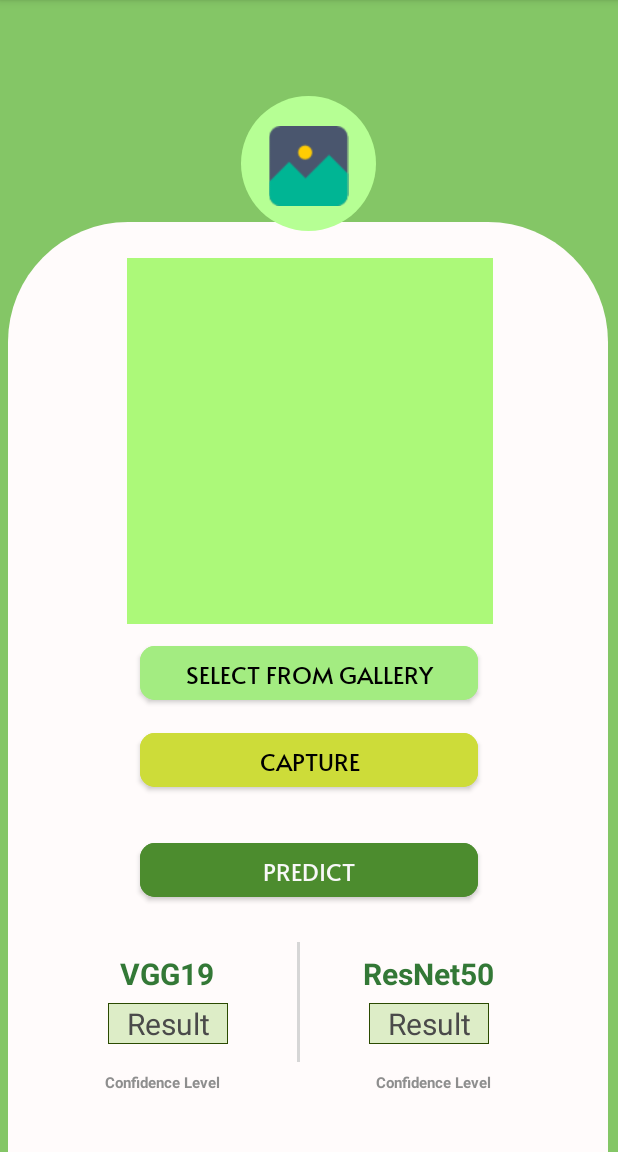
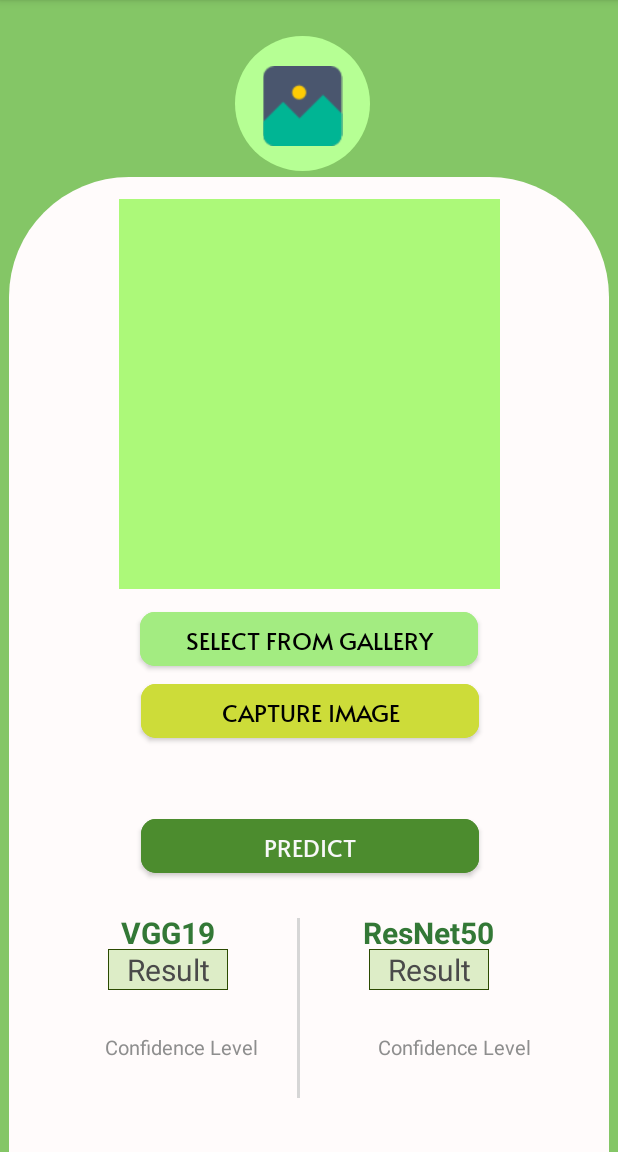
Before and after one commit to kibalias/I-CBB-App, an Android app: the MainActivity screen opened directly, with no data from a screen before it, on a phone screen of 412 x 824 dp, the part 84-1236 px from its top. Run offline under Robolectric (Android 15) with nearby library versions, the phone set to English and light mode, and no system bars; libraries missing offline, so code that uses them is left out: com.chaquo.python, org.checkerframework.common, org.tensorflow.lite.

Commit message:
initial frontend

```diff
--- a/app/src/main/java/com/example/bacterial_blight/MainActivity.java
+++ b/app/src/main/java/com/example/bacterial_blight/MainActivity.java
@@ -27,8 +27,8 @@ import android.widget.Toast;
 import com.chaquo.python.PyObject;
 import com.chaquo.python.Python;
 import com.chaquo.python.android.AndroidPlatform;
+import com.example.bacterial_blight.ml.GoodResnet;
 import com.example.bacterial_blight.ml.Model;
-import com.example.bacterial_blight.ml.Vgg19;
 import com.example.bacterial_blight.ml.Vgg1948c41h;
 import com.google.android.material.bottomsheet.BottomSheetDialog;
 
@@ -123,9 +123,9 @@ public class MainActivity extends AppCompatActivity {
                 image = (Bitmap) data.getExtras().get("data");
                 int dimension = Math.min(image.getWidth(), image.getHeight());
                 image = ThumbnailUtils.extractThumbnail(image, dimension, dimension);
+                placeholder.setImageBitmap(image);
 
                 image = Bitmap.createScaledBitmap(image, imageSize, imageSize, false);
-                placeholder.setImageBitmap(image);
                 segmentation(image);
             }
             else {
@@ -133,12 +133,12 @@ public class MainActivity extends AppCompatActivity {
 
                 try{
                     image = MediaStore.Images.Media.getBitmap(this.getContentResolver(), selectedImage);
+                    placeholder.setImageBitmap(image);
                 } catch (IOException e){
                     Toast.makeText(MainActivity.this, "An error has occurred.", Toast.LENGTH_LONG).show();
                     e.printStackTrace();
                 }
                 image = Bitmap.createScaledBitmap(image, imageSize, imageSize, false);
-                placeholder.setImageBitmap(image);
                 segmentation(image);
             }
         }
@@ -150,7 +150,7 @@ public class MainActivity extends AppCompatActivity {
          * and scans through the input message for prediction
          */
         try {
-            Model model = Model.newInstance(getApplicationContext());
+            GoodResnet model = GoodResnet.newInstance(getApplicationContext());
 
             // Creates inputs for reference.
             TensorBuffer inputFeature0 = TensorBuffer.createFixedSize(new int[]{1, 224, 224, 3}, DataType.FLOAT32);
@@ -174,7 +174,7 @@ public class MainActivity extends AppCompatActivity {
             inputFeature0.loadBuffer(byteBuffer);
 
             // Runs model inference and gets result.
-            Model.Outputs outputs = model.process(inputFeature0);
+            GoodResnet.Outputs outputs = model.process(inputFeature0);
             TensorBuffer outputFeature0 = outputs.getOutputFeature0AsTensorBuffer();
 
             float[] confidences = outputFeature0.getFloatArray();
--- a/app/src/main/res/layout/activity_main.xml
+++ b/app/src/main/res/layout/activity_main.xml
@@ -15,7 +15,7 @@
         android:layout_marginBottom="3dp"
         android:backgroundTint="#CDDC39"
         android:fontFamily="@font/alata"
-        android:text="CAPTURE"
+        android:text="CAPTURE IMAGE"
         android:textAlignment="center"
         android:textAppearance="@style/TextAppearance.AppCompat.Body1"
         android:textColor="#000000"
@@ -23,18 +23,18 @@
         app:cornerRadius="10dp"
         app:layout_constraintBottom_toTopOf="@+id/scan_button"
         app:layout_constraintEnd_toEndOf="parent"
+        app:layout_constraintHorizontal_bias="0.502"
         app:layout_constraintStart_toStartOf="parent"
         app:layout_constraintTop_toBottomOf="@+id/upload_button"
-        app:layout_constraintVertical_bias="0.318" />
+        app:layout_constraintVertical_bias="0.0" />
 
     <View
         android:id="@+id/rectangle"
         android:layout_width="400dp"
-        android:layout_height="620dp"
+        android:layout_height="650dp"
         android:background="@drawable/rectangle"
         app:layout_constraintBottom_toBottomOf="parent"
         app:layout_constraintEnd_toEndOf="parent"
-        app:layout_constraintHorizontal_bias="0.454"
         app:layout_constraintStart_toStartOf="parent"
         app:layout_constraintTop_toTopOf="parent"
         app:layout_constraintVertical_bias="1.0" />
@@ -43,15 +43,14 @@
         android:id="@+id/resnetConfidence"
         android:layout_width="wrap_content"
         android:layout_height="wrap_content"
-        android:layout_marginStart="104dp"
+        android:layout_marginStart="80dp"
         android:text="Confidence Level"
         android:textColor="#8E8E8E"
-        android:textSize="10sp"
-        android:textStyle="bold"
+        android:textSize="13sp"
         app:layout_constraintBottom_toBottomOf="parent"
         app:layout_constraintStart_toEndOf="@+id/vggConfidence"
         app:layout_constraintTop_toBottomOf="@+id/resnetResult"
-        app:layout_constraintVertical_bias="0.32" />
+        app:layout_constraintVertical_bias="0.322" />
 
     <TextView
         android:id="@+id/vggConfidence"
@@ -60,8 +59,7 @@
         android:layout_marginStart="70dp"
         android:text="Confidence Level"
         android:textColor="#8E8E8E"
-        android:textSize="10sp"
-        android:textStyle="bold"
+        android:textSize="13sp"
         app:layout_constraintBottom_toBottomOf="parent"
         app:layout_constraintEnd_toStartOf="@+id/view"
         app:layout_constraintHorizontal_bias="0.0"
@@ -71,8 +69,8 @@
 
     <ImageView
         android:id="@+id/image_placeholder"
-        android:layout_width="244dp"
-        android:layout_height="244dp"
+        android:layout_width="254dp"
+        android:layout_height="260dp"
         android:background="@drawable/image_placeholder"
         android:scaleType="fitXY"
         app:layout_constraintBottom_toBottomOf="parent"
@@ -89,10 +87,10 @@
         android:layout_height="90dp"
         android:layout_alignParentLeft="true"
         android:layout_alignParentTop="true"
-        android:layout_marginTop="64dp"
+        android:layout_marginTop="24dp"
         android:background="@drawable/ellipse"
         app:layout_constraintEnd_toEndOf="parent"
-        app:layout_constraintHorizontal_bias="0.498"
+        app:layout_constraintHorizontal_bias="0.487"
         app:layout_constraintStart_toStartOf="parent"
         app:layout_constraintTop_toTopOf="parent" />
 
@@ -118,7 +116,7 @@
         android:id="@+id/scan_button"
         android:layout_width="225dp"
         android:layout_height="48dp"
-        android:layout_marginBottom="164dp"
+        android:layout_marginBottom="180dp"
         android:backgroundTint="#4C8C2E"
         android:fontFamily="@font/alata"
         android:text="PREDICT"
@@ -129,6 +127,7 @@
         app:cornerRadius="10dp"
         app:layout_constraintBottom_toBottomOf="parent"
         app:layout_constraintEnd_toEndOf="parent"
+        app:layout_constraintHorizontal_bias="0.502"
         app:layout_constraintStart_toStartOf="parent" />
 
     <ImageView
@@ -147,7 +146,7 @@
         android:layout_width="wrap_content"
         android:layout_height="wrap_content"
         android:layout_marginStart="80dp"
-        android:layout_marginTop="31dp"
+        android:layout_marginTop="20dp"
         android:layout_marginBottom="5dp"
         android:text="VGG19"
         android:textColor="#337836"
@@ -155,7 +154,7 @@
         android:textStyle="bold"
         app:layout_constraintBottom_toTopOf="@+id/vggResult"
         app:layout_constraintEnd_toStartOf="@+id/view"
-        app:layout_constraintHorizontal_bias="0.0"
+        app:layout_constraintHorizontal_bias="0.018"
         app:layout_constraintStart_toStartOf="parent"
         app:layout_constraintTop_toBottomOf="@+id/scan_button"
         app:layout_constraintVertical_bias="0.0" />
@@ -165,7 +164,7 @@
         android:layout_width="80dp"
         android:layout_height="wrap_content"
         android:layout_marginStart="72dp"
-        android:layout_marginBottom="72dp"
+        android:layout_marginBottom="108dp"
         android:background="@drawable/resultbg"
         android:text="Result"
         android:textAlignment="center"
@@ -181,7 +180,7 @@
         android:layout_width="80dp"
         android:layout_height="wrap_content"
         android:layout_marginEnd="40dp"
-        android:layout_marginBottom="72dp"
+        android:layout_marginBottom="108dp"
         android:background="@drawable/resultbg"
         android:text="Result"
         android:textAlignment="center"
@@ -194,7 +193,7 @@
     <View
         android:id="@+id/view"
         android:layout_width="2dp"
-        android:layout_height="80dp"
+        android:layout_height="120dp"
         android:layout_marginTop="24dp"
         android:background="#d6d6d6"
         app:layout_constraintBottom_toBottomOf="parent"
@@ -209,7 +208,7 @@
         android:layout_width="wrap_content"
         android:layout_height="wrap_content"
         android:layout_marginStart="42dp"
-        android:layout_marginTop="31dp"
+        android:layout_marginTop="20dp"
         android:layout_marginEnd="80dp"
         android:text="ResNet50"
         android:textColor="#337836"
```
